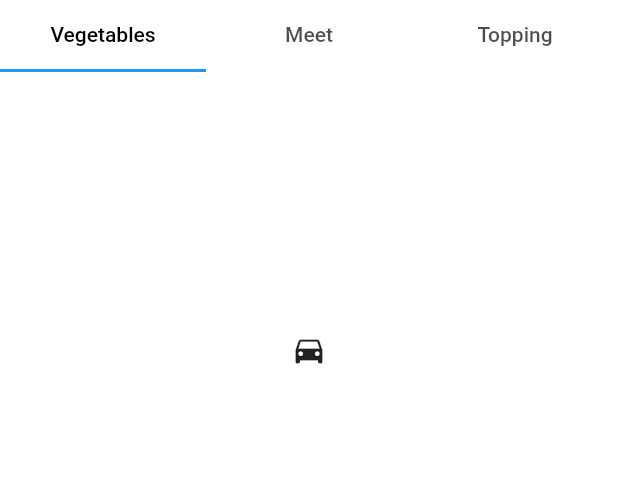
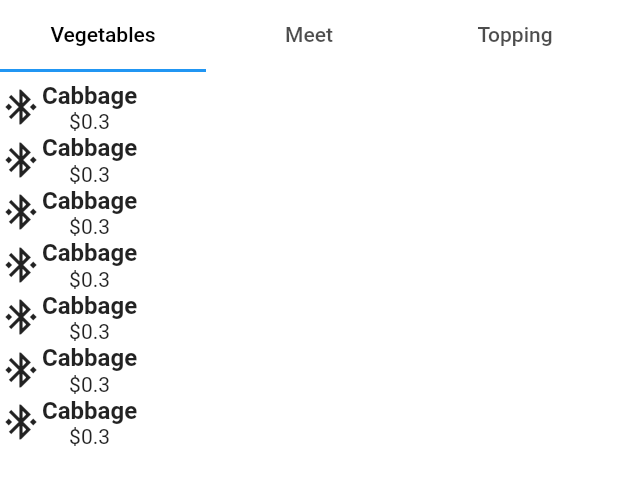
Before and after one commit to JoelEspinal/burger_app, a Flutter app: the IngredientWidget widget shown alone on an empty page, opened directly, on a phone screen of 412 x 824 dp. Shown: the top 485 px of the screen. Run offline on Flutter 3.47's test engine with Material 2 defaults, Android fonts, the light colour scheme and no system bars.

Commit message:
:construction: Add ingredients

```diff
--- /dev/null
+++ b/lib/ui/common/ingredient.dart
@@ -0,0 +1,40 @@
+import 'package:flutter/material.dart';
+
+class Ingredient extends StatelessWidget {
+  @override
+  Widget build(BuildContext context) {
+    return IntrinsicHeight(
+      child: Row(
+        crossAxisAlignment: CrossAxisAlignment.stretch,
+        mainAxisAlignment: MainAxisAlignment.spaceBetween,
+        children: <Widget>[
+          Row(
+            children: <Widget>[
+              Icon(
+                Icons.bluetooth_connected,
+                size: 28,
+              ),
+              Column(
+                children: <Widget>[
+                  Text(
+                    "Cabbage",
+                    style: TextStyle(
+                      fontSize: 16,
+                      fontWeight: FontWeight.bold,
+                    ),
+                  ),
+                  IntrinsicWidth(
+                    child: Text(
+                      "\$0.3",
+                      textAlign: TextAlign.start,
+                    ),
+                  )
+                ],
+              ),
+            ],
+          ),
+        ],
+      ),
+    );
+  }
+}
--- /dev/null
+++ b/lib/ui/common/ingredient_tab_content.dart
@@ -0,0 +1,20 @@
+import 'package:burger_app/ui/common/ingredient.dart';
+import 'package:flutter/material.dart';
+
+class IngredientTabContent extends StatelessWidget {
+  @override
+  Widget build(BuildContext context) {
+    return ListView(
+      padding: EdgeInsets.only(top: 6.0),
+      children: <Ingredient>[
+        Ingredient(),
+        Ingredient(),
+        Ingredient(),
+        Ingredient(),
+        Ingredient(),
+        Ingredient(),
+        Ingredient(),
+      ],
+    );
+  }
+}
--- a/lib/ui/ingredients/ingredients_widget.dart
+++ b/lib/ui/ingredients/ingredients_widget.dart
@@ -1,3 +1,4 @@
+import 'package:burger_app/ui/common/ingredient_tab_content.dart';
 import 'package:flutter/material.dart';
 
 class IngredientWidget extends StatelessWidget {
@@ -32,7 +33,7 @@ class IngredientWidget extends StatelessWidget {
                 height: _height * 0.45,
                 child: TabBarView(
                   children: [
-                    Icon(Icons.directions_car),
+                    IngredientTabContent(),
                     Icon(Icons.directions_transit),
                     Icon(Icons.directions_bike),
                   ],
```
